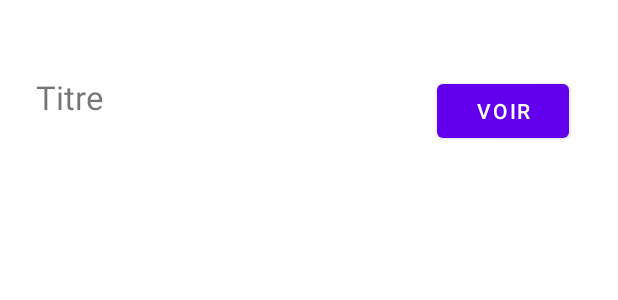
After one commit to ngoyennhi/NESTIAndroid, an Android app: the layout line_recipe_search.xml on its own in the app's theme, with its tools: preview values and no code run, on a phone screen of 412 x 824 dp. The commit adds this screen. Shown: the top 300 px of the screen. Run offline under Robolectric (Android 15) with nearby library versions, the phone set to English and light mode, and no system bars; network calls fail.

Commit message:
fini list SearchActivity

```diff
--- a/app/src/main/AndroidManifest.xml
+++ b/app/src/main/AndroidManifest.xml
@@ -27,12 +27,10 @@
             android:exported="false" />
         <activity
             android:name=".ResultActivity"
-            android:exported="false">
-        </activity>
+            android:exported="false"/>
         <activity
             android:name=".SearchActivity"
-            android:exported="false">
-        </activity>
+            android:exported="false"/>
         <activity
             android:name=".MainActivity"
             android:exported="true">
--- a/app/src/main/java/com/example/nesti_mes_recettes/GlutenActivity.java
+++ b/app/src/main/java/com/example/nesti_mes_recettes/GlutenActivity.java
@@ -46,6 +46,7 @@ public class GlutenActivity extends AppCompatActivity {
 
         //String url = "http://XX.XXX.XX.XX:8888/nestiADMIN_CodeIgniter4/project_root_CodeIgniter4/public/index.php/api/category/sansgluten";
 
+        String url = "http://XX.XXX.XX.XX:8888/nestiADMIN_CodeIgniter4/project_root_CodeIgniter4/public/index.php/api/category/sansgluten";
 
        //String url = "https://hotongminh.needemand.com/nestiADMIN_CodeIgniter4/project_root_CodeIgniter4/public/index.php/api/category/sansgluten";
 
--- a/app/src/main/res/layout/activity_result.xml
+++ b/app/src/main/res/layout/activity_result.xml
@@ -29,8 +29,8 @@
 
     <ListView
         android:id="@+id/result_listView"
-        android:layout_width="341dp"
-        android:layout_height="528dp"
+        android:layout_width="wrap_content"
+        android:layout_height="wrap_content"
         android:layout_marginStart="58dp"
         android:layout_marginTop="36dp"
         android:layout_marginEnd="52dp"
--- /dev/null
+++ b/app/src/main/res/layout/line_recipe_search.xml
@@ -0,0 +1,30 @@
+<?xml version="1.0" encoding="utf-8"?>
+<androidx.constraintlayout.widget.ConstraintLayout xmlns:android="http://schemas.android.com/apk/res/android"
+    xmlns:app="http://schemas.android.com/apk/res-auto"
+    xmlns:tools="http://schemas.android.com/tools"
+    android:id="@+id/linearLayout"
+    android:layout_width="match_parent"
+    android:layout_height="150dp">
+
+    <TextView
+        android:id="@+id/lineRecipe_txtViewTitle"
+        android:layout_width="254dp"
+        android:layout_height="52dp"
+        android:layout_marginStart="24dp"
+        android:layout_marginBottom="48dp"
+        android:text="@string/line_recipe_txtView_title"
+        android:textSize="22sp"
+        app:layout_constraintBottom_toBottomOf="parent"
+        app:layout_constraintStart_toStartOf="parent" />
+
+    <Button
+        android:id="@+id/search_btn_voir"
+        android:layout_width="wrap_content"
+        android:layout_height="wrap_content"
+        android:layout_marginStart="13dp"
+        android:layout_marginTop="50dp"
+        android:text="@string/txt_btn_voir"
+        app:layout_constraintStart_toEndOf="@+id/lineRecipe_txtViewTitle"
+        app:layout_constraintTop_toTopOf="parent" />
+
+</androidx.constraintlayout.widget.ConstraintLayout>
--- a/app/src/main/res/values/strings.xml
+++ b/app/src/main/res/values/strings.xml
@@ -27,4 +27,5 @@
     <string name="txt_btn_ok">Ok</string>
     <string name="txt_title_result">Résultats de recherche</string>
     <string name="txt_to_fill">Recette</string>
+    <string name="txt_btn_voir">Voir</string>
 </resources>
```
Also changed, not shown: app/src/main/java/com/example/nesti_mes_recettes/ResultActivity.java (+108 -0 lines), app/src/main/java/com/example/nesti_mes_recettes/adapter/RecipeAdapterSearch.java (added, +48 -0 lines), app/src/main/java/com/example/nesti_mes_recettes/entity/Recipe.java (+11 -0 lines).
